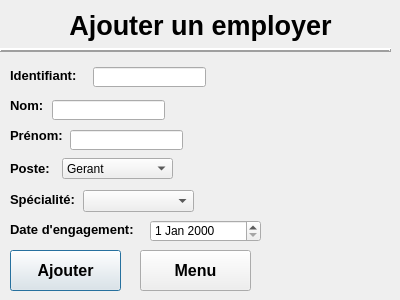
This is UI/Créer_Contrat.ui in LePerron/Application-gestion-employes-projet-session-2023 as Qt 5 draws it before an edit. The edited form follows.
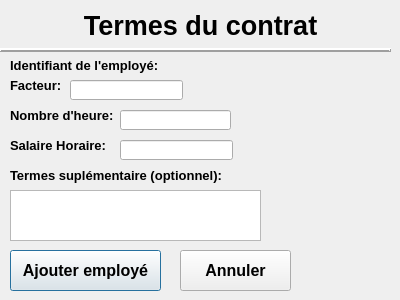
This is the edited form.

Commit message: interface menu employer et menu contrat

Diff of the .ui file:
```diff
--- a/UI/Créer_Contrat.ui
+++ b/UI/Créer_Contrat.ui
@@ -13,12 +13,12 @@
   <property name="windowTitle">
    <string>Dialog</string>
   </property>
-  <widget class="QLabel" name="labelNom">
+  <widget class="QLabel" name="labelNbHeure">
    <property name="geometry">
     <rect>
      <x>10</x>
-     <y>90</y>
-     <width>40</width>
+     <y>100</y>
+     <width>121</width>
      <height>31</height>
     </rect>
    </property>
@@ -30,47 +30,47 @@
     </font>
    </property>
    <property name="text">
-    <string>Nom:</string>
+    <string>Nombre d'heure:</string>
    </property>
   </widget>
-  <widget class="QLabel" name="labelIdentifiant">
+  <widget class="QLabel" name="labelFacteur">
    <property name="geometry">
     <rect>
      <x>10</x>
-     <y>60</y>
-     <width>80</width>
-     <height>31</height>
-    </rect>
-   </property>
-   <property name="font">
-    <font>
-     <pointsize>10</pointsize>
-     <weight>75</weight>
-     <bold>true</bold>
-    </font>
-   </property>
-   <property name="text">
-    <string>Identifiant:</string>
-   </property>
-  </widget>
-  <widget class="QLabel" name="labelErreurIdentifiant">
-   <property name="geometry">
-    <rect>
-     <x>220</x>
      <y>70</y>
-     <width>151</width>
-     <height>16</height>
+     <width>80</width>
+     <height>31</height>
     </rect>
    </property>
+   <property name="font">
+    <font>
+     <pointsize>10</pointsize>
+     <weight>75</weight>
+     <bold>true</bold>
+    </font>
+   </property>
    <property name="text">
-    <string/>
+    <string>Facteur:</string>
    </property>
   </widget>
-  <widget class="QLabel" name="labelErreurPrenom">
+  <widget class="QLabel" name="labelErreurFacteur">
    <property name="geometry">
     <rect>
      <x>190</x>
-     <y>131</y>
+     <y>80</y>
+     <width>151</width>
+     <height>16</height>
+    </rect>
+   </property>
+   <property name="text">
+    <string/>
+   </property>
+  </widget>
+  <widget class="QLabel" name="labelErreurSalaireHorraire">
+   <property name="geometry">
+    <rect>
+     <x>240</x>
+     <y>140</y>
      <width>131</width>
      <height>16</height>
     </rect>
@@ -79,41 +79,21 @@
     <string/>
    </property>
   </widget>
-  <widget class="QLineEdit" name="lineEditIdentifiant">
-   <property name="geometry">
-    <rect>
-     <x>93</x>
-     <y>67</y>
-     <width>113</width>
-     <height>20</height>
-    </rect>
-   </property>
-  </widget>
-  <widget class="QLabel" name="labelPoste">
-   <property name="geometry">
-    <rect>
-     <x>10</x>
-     <y>153</y>
-     <width>41</width>
-     <height>31</height>
-    </rect>
-   </property>
-   <property name="font">
-    <font>
-     <pointsize>10</pointsize>
-     <weight>75</weight>
-     <bold>true</bold>
-    </font>
-   </property>
-   <property name="text">
-    <string>Poste:</string>
-   </property>
-  </widget>
-  <widget class="QLineEdit" name="lineEditPrenom">
+  <widget class="QLineEdit" name="lineEditFacteur">
    <property name="geometry">
     <rect>
      <x>70</x>
-     <y>130</y>
+     <y>80</y>
+     <width>113</width>
+     <height>20</height>
+    </rect>
+   </property>
+  </widget>
+  <widget class="QLineEdit" name="lineEditSalaireHorraire">
+   <property name="geometry">
+    <rect>
+     <x>120</x>
+     <y>140</y>
      <width>113</width>
      <height>20</height>
     </rect>
@@ -124,7 +104,7 @@
     <rect>
      <x>10</x>
      <y>250</y>
-     <width>111</width>
+     <width>151</width>
      <height>41</height>
     </rect>
    </property>
@@ -137,14 +117,14 @@
     </font>
    </property>
    <property name="text">
-    <string>Ajouter</string>
+    <string>Ajouter employé</string>
    </property>
   </widget>
-  <widget class="QLabel" name="labelErreurDatesEngagement">
+  <widget class="QLabel" name="labelErreurNbHeure">
    <property name="geometry">
     <rect>
-     <x>270</x>
-     <y>223</y>
+     <x>240</x>
+     <y>110</y>
      <width>121</width>
      <height>16</height>
     </rect>
@@ -153,115 +133,12 @@
     <string/>
    </property>
   </widget>
-  <widget class="QComboBox" name="comboBoxSpecialite">
+  <widget class="QLineEdit" name="lineEditNbHeure">
    <property name="geometry">
     <rect>
-     <x>83</x>
-     <y>190</y>
+     <x>120</x>
+     <y>110</y>
      <width>111</width>
-     <height>22</height>
-    </rect>
-   </property>
-  </widget>
-  <widget class="QLabel" name="labelDateEngagement">
-   <property name="geometry">
-    <rect>
-     <x>10</x>
-     <y>214</y>
-     <width>141</width>
-     <height>31</height>
-    </rect>
-   </property>
-   <property name="font">
-    <font>
-     <pointsize>10</pointsize>
-     <weight>75</weight>
-     <bold>true</bold>
-    </font>
-   </property>
-   <property name="text">
-    <string>Date d'engagement:</string>
-   </property>
-  </widget>
-  <widget class="QComboBox" name="comboBoxPoste">
-   <property name="geometry">
-    <rect>
-     <x>62</x>
-     <y>158</y>
-     <width>111</width>
-     <height>21</height>
-    </rect>
-   </property>
-   <item>
-    <property name="text">
-     <string>Gerant</string>
-    </property>
-   </item>
-   <item>
-    <property name="text">
-     <string>Gestionnaire</string>
-    </property>
-   </item>
-   <item>
-    <property name="text">
-     <string>Commis</string>
-    </property>
-   </item>
-   <item>
-    <property name="text">
-     <string>Caissier</string>
-    </property>
-   </item>
-  </widget>
-  <widget class="QLabel" name="labelErreurNom">
-   <property name="geometry">
-    <rect>
-     <x>172</x>
-     <y>102</y>
-     <width>121</width>
-     <height>16</height>
-    </rect>
-   </property>
-   <property name="text">
-    <string/>
-   </property>
-  </widget>
-  <widget class="QLabel" name="labelSpecialiter">
-   <property name="geometry">
-    <rect>
-     <x>10</x>
-     <y>184</y>
-     <width>71</width>
-     <height>31</height>
-    </rect>
-   </property>
-   <property name="font">
-    <font>
-     <pointsize>10</pointsize>
-     <weight>75</weight>
-     <bold>true</bold>
-    </font>
-   </property>
-   <property name="text">
-    <string>Spécialité:</string>
-   </property>
-  </widget>
-  <widget class="QDateEdit" name="dateEditDateEngagement">
-   <property name="geometry">
-    <rect>
-     <x>150</x>
-     <y>220</y>
-     <width>111</width>
-     <height>22</height>
-    </rect>
-   </property>
-  </widget>
-  <widget class="QLineEdit" name="lineEditNom">
-   <property name="geometry">
-    <rect>
-     <x>52</x>
-     <y>100</y>
-     <width>113</width>
      <height>20</height>
     </rect>
    </property>
@@ -269,7 +146,7 @@
   <widget class="QPushButton" name="pushButtonMenu">
    <property name="geometry">
     <rect>
-     <x>140</x>
+     <x>180</x>
      <y>250</y>
      <width>111</width>
      <height>41</height>
@@ -284,15 +161,15 @@
     </font>
    </property>
    <property name="text">
-    <string>Menu</string>
+    <string>Annuler</string>
    </property>
   </widget>
-  <widget class="QLabel" name="labelPrenom">
+  <widget class="QLabel" name="labelSalaireHorraire">
    <property name="geometry">
     <rect>
      <x>10</x>
-     <y>120</y>
-     <width>61</width>
+     <y>130</y>
+     <width>111</width>
      <height>31</height>
     </rect>
    </property>
@@ -304,7 +181,7 @@
     </font>
    </property>
    <property name="text">
-    <string>Prénom:</string>
+    <string>Salaire Horaire:</string>
    </property>
   </widget>
   <widget class="QLabel" name="labelTitreAjouterEmployer_2">
@@ -331,7 +208,7 @@
     <enum>Qt::LeftToRight</enum>
    </property>
    <property name="text">
-    <string>Ajouter un employer</string>
+    <string>Termes du contrat</string>
    </property>
    <property name="alignment">
     <set>Qt::AlignCenter</set>
@@ -359,6 +236,86 @@
     <enum>Qt::Horizontal</enum>
    </property>
   </widget>
+  <widget class="QLabel" name="labelIdentifiantEmploye">
+   <property name="geometry">
+    <rect>
+     <x>10</x>
+     <y>50</y>
+     <width>171</width>
+     <height>31</height>
+    </rect>
+   </property>
+   <property name="font">
+    <font>
+     <pointsize>10</pointsize>
+     <weight>75</weight>
+     <bold>true</bold>
+    </font>
+   </property>
+   <property name="text">
+    <string>Identifiant de l'employé:</string>
+   </property>
+  </widget>
+  <widget class="QLabel" name="labelIdentifiantEmployeDonner">
+   <property name="geometry">
+    <rect>
+     <x>180</x>
+     <y>60</y>
+     <width>111</width>
+     <height>16</height>
+    </rect>
+   </property>
+   <property name="text">
+    <string/>
+   </property>
+  </widget>
+  <widget class="QTextEdit" name="textEditTermeContrat">
+   <property name="geometry">
+    <rect>
+     <x>10</x>
+     <y>190</y>
+     <width>251</width>
+     <height>51</height>
+    </rect>
+   </property>
+  </widget>
+  <widget class="QLabel" name="labelTermeContrat">
+   <property name="geometry">
+    <rect>
+     <x>10</x>
+     <y>160</y>
+     <width>251</width>
+     <height>31</height>
+    </rect>
+   </property>
+   <property name="font">
+    <font>
+     <pointsize>10</pointsize>
+     <weight>75</weight>
+     <bold>true</bold>
+    </font>
+   </property>
+   <property name="text">
+    <string>Termes suplémentaire (optionnel): </string>
+   </property>
+  </widget>
+  <zorder>labelNbHeure</zorder>
+  <zorder>labelFacteur</zorder>
+  <zorder>labelErreurFacteur</zorder>
+  <zorder>labelErreurSalaireHorraire</zorder>
+  <zorder>pushButtonAjouterEmployer</zorder>
+  <zorder>labelErreurNbHeure</zorder>
+  <zorder>pushButtonMenu</zorder>
+  <zorder>labelSalaireHorraire</zorder>
+  <zorder>labelTitreAjouterEmployer_2</zorder>
+  <zorder>line_2</zorder>
+  <zorder>labelIdentifiantEmploye</zorder>
+  <zorder>labelIdentifiantEmployeDonner</zorder>
+  <zorder>textEditTermeContrat</zorder>
+  <zorder>labelTermeContrat</zorder>
+  <zorder>lineEditSalaireHorraire</zorder>
+  <zorder>lineEditNbHeure</zorder>
+  <zorder>lineEditFacteur</zorder>
  </widget>
  <resources/>
  <connections/>
```
The commit also changes 3 other files.
